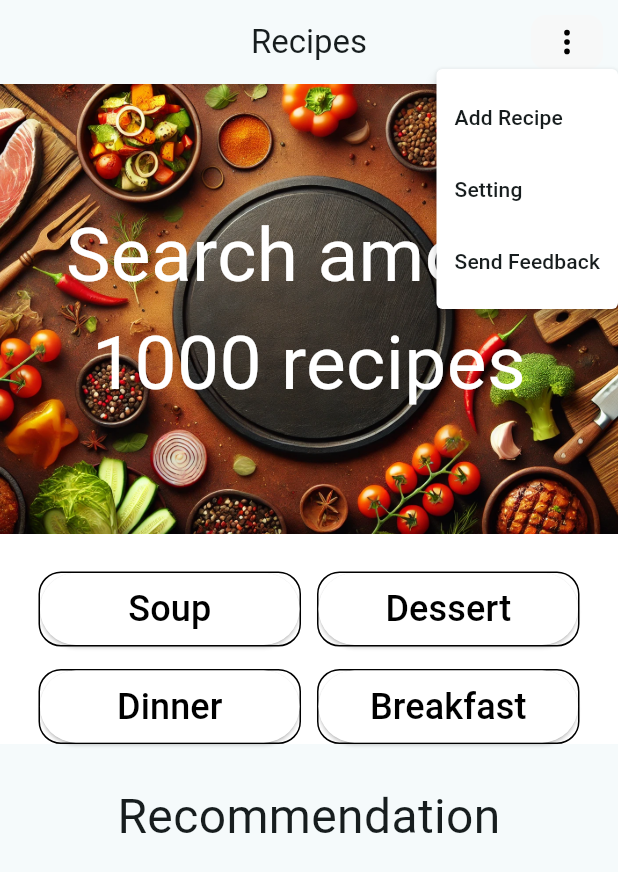
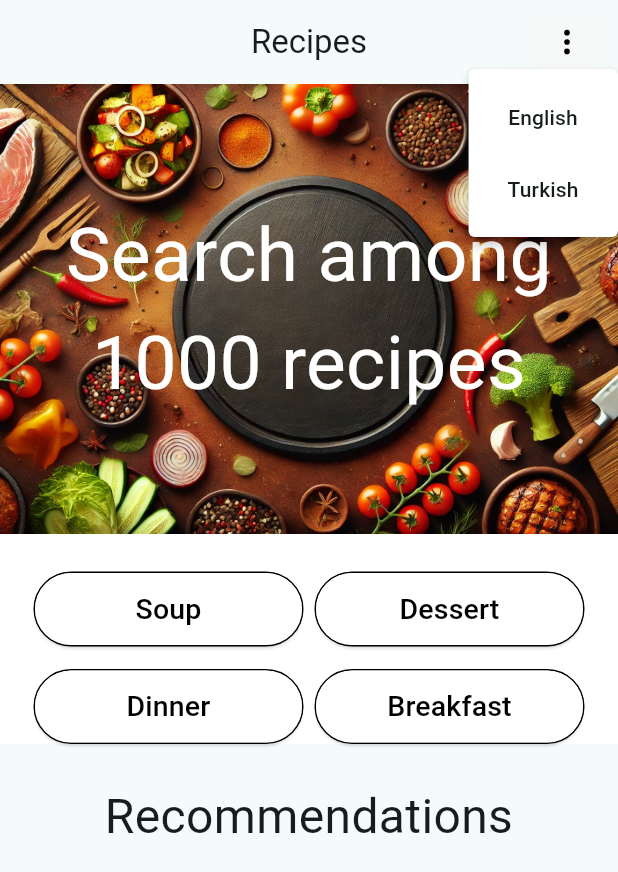
Before and after one commit to qwothex/recipes_flutter-app, a Flutter app: the screen it shows after launch, after a tap on an icon or button, on a phone screen of 412 x 824 dp. Shown: the top 872 px of the screen. Run offline on Flutter 3.47's test engine with Material 3 defaults, Android fonts, the phone set to English and light mode, and no system bars; our stand-ins replace flutter_image_compress, flutter_svg, image_picker, permission_handler, supabase_flutter; missing offline and left inert: flutter_sound; accounts and stored records are empty.

Commit message:
Turkish Localization

```diff
--- /dev/null
+++ b/recipe_app/assets/lang/en.json
@@ -0,0 +1,13 @@
+{
+    "english": "    English    ",
+    "turkish": "    Turkish    ",
+    "recipes": "Recipes",
+    "title": "Search among 1000 recipes",
+    "recommendations": "Recommendations",
+    "dinner": "Dinner",
+    "soup": "Soup",
+    "dessert": "Dessert",
+    "breakfast": "Breakfast",
+    "ai_helper": "AI Helper",
+    "ai_helper_placeholder": "Message"
+}
--- /dev/null
+++ b/recipe_app/assets/lang/tr.json
@@ -0,0 +1,13 @@
+{
+    "english": "    İngilizce    ",
+    "turkish": "    Türkçe    ",
+    "recipes": "Tarifler",
+    "title": "1000 tarif arasında arama yap",
+    "recommendations": "Öneriler",
+    "dinner": "Akşam Yemeği",
+    "soup": "Çorba",
+    "dessert": "Tatlı",
+    "breakfast": "Kahvaltı",
+    "ai_helper": "Yapay Zeka Yardımcısı",
+    "ai_helper_placeholder": "Mesaj"
+}
--- a/recipe_app/lib/UI/pages/home_page.dart
+++ b/recipe_app/lib/UI/pages/home_page.dart
@@ -1,7 +1,10 @@
 import 'package:flutter/material.dart';
+import 'package:provider/provider.dart';
 import 'package:recipe_app/UI/widgets/AppBar.dart';
 import 'package:recipe_app/UI/widgets/Button.dart';
 import 'package:recipe_app/UI/widgets/RecipesList.dart';
+import 'package:recipe_app/app_localizations.dart';
+import 'package:recipe_app/state/provider.dart';
 import 'package:supabase_flutter/supabase_flutter.dart';
 
 // ignore: must_be_immutable
@@ -18,15 +21,11 @@ class _HomePageState extends State<HomePage> {
   List<recipesModel> recipes = [];
   bool isLoading = true;
   String imageUrl = '';
-
-  @override
-  void initState() {
-    super.initState();
-    fetchRecipes();
-  }
+  Locale? locale;
 
   void fetchRecipes() async{
-      var data = await recipesModel.getRecipes();
+    if(locale != null){
+      var data = await recipesModel.getRecipes(locale!);
       if(data.isNotEmpty){
         setState(() {
           recipes = data;
@@ -34,11 +33,24 @@ class _HomePageState extends State<HomePage> {
         });
       }
     }
+  }
+
+  @override
+  void didChangeDependencies() {
+    super.didChangeDependencies();
+
+    setState(() {
+      locale = context.watch<StateProvider>().locale;
+    });
+
+    fetchRecipes();
+  }
 
   @override
   Widget build(BuildContext context){
+
     return Scaffold(
-      appBar: appBar(false, 'Recipes', context),
+      appBar: appBar(false, 'recipes', context),
       body: ListView(
         children: [
           Container(
@@ -52,7 +64,7 @@ class _HomePageState extends State<HomePage> {
             ),
             child: Center(
               child: Text(
-                'Search among 1000 recipes',
+                AppLocalizations.of(context)?.translate("title") ?? 'No locale',
                 textAlign: TextAlign.center,
                 style: TextStyle(
                   fontSize: 50,
@@ -70,16 +82,16 @@ class _HomePageState extends State<HomePage> {
               children: [
                 Column(
                   children: [
-                    FilterButton(text: 'Soup'),
+                    FilterButton(text: AppLocalizations.of(context)?.translate("soup") ?? 'No locale'),
                     SizedBox(height: 15),
-                    FilterButton(text: 'Dinner'),
+                    FilterButton(text: AppLocalizations.of(context)?.translate("dinner") ?? 'No locale',),
                   ]
                 ),
                 Column(
                   children: [
-                    FilterButton(text: 'Dessert'),
+                    FilterButton(text: AppLocalizations.of(context)?.translate("dessert") ?? 'No locale'),
                     SizedBox(height: 15),
-                    FilterButton(text: 'Breakfast'),
+                    FilterButton(text: AppLocalizations.of(context)?.translate("breakfast") ?? 'No locale'),
                   ]
                 )
               ],
@@ -87,7 +99,7 @@ class _HomePageState extends State<HomePage> {
           ),
           SizedBox(height: 25,),
           Text(
-            'Recommendation',
+            AppLocalizations.of(context)?.translate("recommendations") ?? 'No locale',
             textAlign: TextAlign.center,
             style: TextStyle(
               fontSize: 32
--- a/recipe_app/lib/UI/widgets/AppBar.dart
+++ b/recipe_app/lib/UI/widgets/AppBar.dart
@@ -1,11 +1,12 @@
 import 'package:flutter/material.dart';
 import 'package:flutter_svg/flutter_svg.dart';
 import 'package:recipe_app/UI/widgets/CascadingMenu.dart';
+import 'package:recipe_app/app_localizations.dart';
 
 AppBar appBar(bool backButton, String title, BuildContext context) {
 
     return AppBar(
-      title: Text(title),
+      title: Text(AppLocalizations.of(context)?.translate(title) ?? 'No locale'),
       elevation: 0.0,
       centerTitle: true,
       leading:
--- a/recipe_app/lib/UI/widgets/Button.dart
+++ b/recipe_app/lib/UI/widgets/Button.dart
@@ -9,11 +9,11 @@ class FilterButton extends StatelessWidget {
   @override
   Widget build(BuildContext context) {
     return Container(
-      width: 175,
+      width: 180,
       height: 50,
       decoration: BoxDecoration(
         border: Border.all(color: Colors.black, width: 1),
-        borderRadius: BorderRadius.circular(15),
+        borderRadius: BorderRadius.circular(50),
       ),
       child: ElevatedButton(
         onPressed: () {},
@@ -23,9 +23,12 @@ class FilterButton extends StatelessWidget {
         child: Text(
           text,
           style: TextStyle(
-            fontSize: 24,
-            color: Colors.black
+            fontSize: 19,
+            color: Colors.black,
+            overflow: TextOverflow.ellipsis,
           ),
+          textAlign: TextAlign.center,
+          textWidthBasis: TextWidthBasis.parent,
         ),
       ),
     );
--- a/recipe_app/lib/UI/widgets/CascadingMenu.dart
+++ b/recipe_app/lib/UI/widgets/CascadingMenu.dart
@@ -1,5 +1,8 @@
 import 'package:flutter/material.dart';
 import 'package:flutter_svg/flutter_svg.dart';
+import 'package:provider/provider.dart';
+import 'package:recipe_app/app_localizations.dart';
+import 'package:recipe_app/state/provider.dart';
 
 class MyCascadingMenu extends StatefulWidget {
   const MyCascadingMenu({super.key});
@@ -19,6 +22,9 @@ class _MyCascadingMenuState extends State<MyCascadingMenu> {
 
   @override
   Widget build(BuildContext context) {
+
+    final setLocale = context.watch<StateProvider>().setLocale;
+
     return MenuAnchor(
       childFocusNode: _buttonFocusNode,
       style: MenuStyle(
@@ -27,24 +33,17 @@ class _MyCascadingMenuState extends State<MyCascadingMenu> {
 
       menuChildren: <Widget>[
         MenuItemButton(
-          onPressed: () {},
-          style: ButtonStyle(
-          ),
-          child: const Text('Add Recipe')
+          onPressed: () {
+            setLocale(Locale('en'));
+          },
+          child: Text(AppLocalizations.of(context)?.translate("english") ?? 'No locale')
         ),
 
         MenuItemButton(
-          onPressed: () {},
-          style: ButtonStyle(
-          ),
-          child: const Text('Setting')
-        ),
-
-        MenuItemButton(
-          onPressed: () {},
-          style: ButtonStyle(
-          ),
-          child: const Text('Send Feedback'),
+          onPressed: () {
+            setLocale(Locale('tr'));
+          },
+          child: Text(AppLocalizations.of(context)?.translate("turkish") ?? 'No locale')
         ),
       ],
       builder: (_, MenuController controller, Widget? child) {
--- /dev/null
+++ b/recipe_app/lib/app_localizations.dart
@@ -0,0 +1,48 @@
+import 'package:flutter/material.dart';
+import 'dart:convert';
+import 'package:flutter/services.dart';
+
+class AppLocalizations {
+  final Locale locale;
+  late Map<String, String> _localizedStrings;
+
+  AppLocalizations(this.locale);
+
+  static AppLocalizations? of(BuildContext context) {
+    return Localizations.of<AppLocalizations>(context, AppLocalizations);
+  }
+
+  static const LocalizationsDelegate<AppLocalizations> delegate =
+      _AppLocalizationsDelegate();
+
+  Future<void> load() async {
+    String jsonString =
+        await rootBundle.loadString('assets/lang/${locale.languageCode}.json');
+    Map<String, dynamic> jsonMap = json.decode(jsonString);
+
+    _localizedStrings =
+        jsonMap.map((key, value) => MapEntry(key, value.toString()));
+  }
+
+  String translate(String key) {
+    return _localizedStrings[key] ?? key;
+  }
+}
+
+class _AppLocalizationsDelegate
+    extends LocalizationsDelegate<AppLocalizations> {
+  const _AppLocalizationsDelegate();
+
+  @override
+  bool isSupported(Locale locale) => ['en', 'tr'].contains(locale.languageCode);
+
+  @override
+  Future<AppLocalizations> load(Locale locale) async {
+    AppLocalizations localizations = AppLocalizations(locale);
+    await localizations.load();
+    return localizations;
+  }
+
+  @override
+  bool shouldReload(_AppLocalizationsDelegate old) => false;
+}
--- a/recipe_app/lib/main.dart
+++ b/recipe_app/lib/main.dart
@@ -2,8 +2,10 @@ import 'package:flutter/material.dart';
 import 'package:provider/provider.dart';
 import 'package:recipe_app/UI/pages/home_page.dart';
 import 'package:recipe_app/UI/pages/recipe_page.dart';
+import 'package:recipe_app/app_localizations.dart';
 import 'package:recipe_app/state/provider.dart';
 import 'package:supabase_flutter/supabase_flutter.dart';
+import 'package:flutter_localizations/flutter_localizations.dart';
 
 void main() async {
 
@@ -22,10 +24,12 @@ void main() async {
 }
 
 class MainApp extends StatelessWidget {
-  const MainApp({super.key});
+
+  MainApp({super.key});
 
   @override
   Widget build(BuildContext context) {
+    final locale = context.watch<StateProvider>().locale;
     return MaterialApp(
       debugShowCheckedModeBanner: false,
       initialRoute: '/',
@@ -33,10 +37,29 @@ class MainApp extends StatelessWidget {
         '/': (context) => HomePage(),
         '/recipe': (context) => RecipePage(),
       },
+
       theme: ThemeData(
         useMaterial3: true,
         colorScheme: ColorScheme.fromSeed(seedColor: const Color.fromARGB(255, 255, 255, 255)),
       ),
+
+      locale: locale,
+
+      localizationsDelegates: const [
+        AppLocalizations.delegate,
+        GlobalMaterialLocalizations.delegate,
+        GlobalWidgetsLocalizations.delegate,
+        GlobalCupertinoLocalizations.delegate,
+      ],
+
+      supportedLocales: const [
+        Locale('en'),
+        Locale('tr'),
+      ],
+
+      localeResolutionCallback: (locale, supportedLocales) {
+        return supportedLocales.contains(locale) ? locale : const Locale('en');
+      },
     );
   }
 }
--- a/recipe_app/lib/state/provider.dart
+++ b/recipe_app/lib/state/provider.dart
@@ -14,11 +14,14 @@ class StateProvider with ChangeNotifier {
   String _speechResult = '';
   bool _sessionActive = false;
   List<SessionItem> _sessionMessages = [];
+  Locale _locale = const Locale('en');
 
   ParsedRecipe? get recipe => _recipe;
   String get speechResult => _speechResult;
   bool get isSessionActive => _sessionActive;
   List<SessionItem> get sessionMessages => _sessionMessages;
+  Locale get locale => _locale;
+
 
   void setRecipe(ParsedRecipe recipe) {
     _recipe = recipe;
@@ -41,9 +44,6 @@ class StateProvider with ChangeNotifier {
   }
 
   void addSessionMessage(SessionItem message){
-    if(message.data != null){
-      print(message.data);
-    }
     sessionMessages.add(message);
     notifyListeners();
   }
@@ -52,4 +52,10 @@ class StateProvider with ChangeNotifier {
     sessionMessages.removeLast();
     notifyListeners();
   }
+
+  void setLocale(Locale newLocale) {
+    if (_locale == newLocale) return;
+    _locale = newLocale;
+    notifyListeners();
+  }
 }
--- a/recipe_app/pubspec.yaml
+++ b/recipe_app/pubspec.yaml
@@ -20,6 +20,10 @@ dependencies:
   provider: ^6.1.2
   flutter_image_compress: ^2.1.0
 
+  flutter_localizations:
+    sdk: flutter
+  intl: any
+
 dev_dependencies:
   flutter_test:
     sdk: flutter
@@ -28,4 +32,6 @@ dev_dependencies:
 flutter:
   assets:
     - assets/images/
+    - assets/lang/en.json
+    - assets/lang/tr.json
   uses-material-design: true
```
Also changed, not shown: recipe_app/lib/UI/chat/TestChat.dart (+14 -11 lines), recipe_app/lib/UI/pages/recipe_page.dart (+69 -94 lines), recipe_app/lib/UI/widgets/RecipesList.dart (+21 -14 lines), recipe_app/pubspec.lock.
